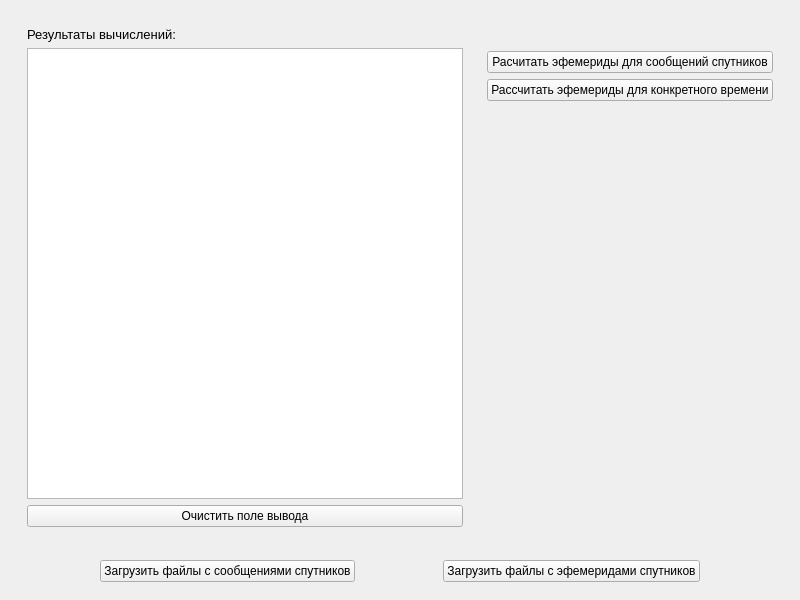
The window that Lab_1/IRTS_1/main_window.ui (StrangeIlia/IntelligentRealTimeSystem) describes before a commit, drawn with Qt 5.
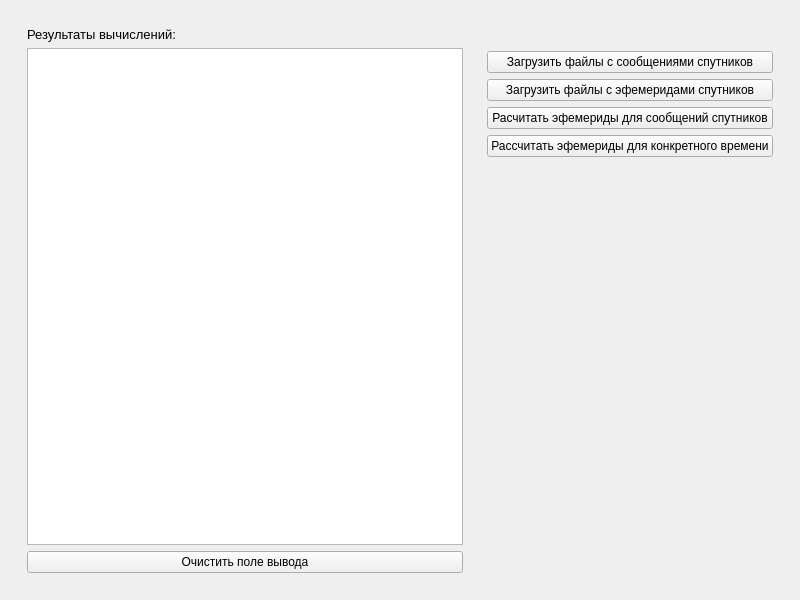
The same window after the commit.

Patch:
```diff
--- a/Lab_1/IRTS_1/main_window.ui
+++ b/Lab_1/IRTS_1/main_window.ui
@@ -65,6 +65,20 @@
             </property>
            </spacer>
           </item>
+          <item>
+           <widget class="QPushButton" name="filesWithMessages">
+            <property name="text">
+             <string>Загрузить файлы с сообщениями спутников</string>
+            </property>
+           </widget>
+          </item>
+          <item>
+           <widget class="QPushButton" name="filesWithEphemeris">
+            <property name="text">
+             <string>Загрузить файлы с эфемеридами спутников</string>
+            </property>
+           </widget>
+          </item>
           <item>
            <widget class="QPushButton" name="calcAll">
             <property name="text">
@@ -98,65 +112,6 @@
       </layout>
      </widget>
     </item>
-    <item>
-     <widget class="QWidget" name="widget" native="true">
-      <layout class="QHBoxLayout" name="horizontalLayout">
-       <item>
-        <spacer name="horizontalSpacer_2">
-         <property name="orientation">
-          <enum>Qt::Horizontal</enum>
-         </property>
-         <property name="sizeHint" stdset="0">
-          <size>
-           <width>40</width>
-           <height>20</height>
-          </size>
-         </property>
-        </spacer>
-       </item>
-       <item>
-        <widget class="QPushButton" name="filesWithMessages">
-         <property name="text">
-          <string>Загрузить файлы с сообщениями спутников</string>
-         </property>
-        </widget>
-       </item>
-       <item>
-        <spacer name="horizontalSpacer_3">
-         <property name="orientation">
-          <enum>Qt::Horizontal</enum>
-         </property>
-         <property name="sizeHint" stdset="0">
-          <size>
-           <width>40</width>
-           <height>20</height>
-          </size>
-         </property>
-        </spacer>
-       </item>
-       <item>
-        <widget class="QPushButton" name="filesWithEphemeris">
-         <property name="text">
-          <string>Загрузить файлы с эфемеридами спутников</string>
-         </property>
-        </widget>
-       </item>
-       <item>
-        <spacer name="horizontalSpacer">
-         <property name="orientation">
-          <enum>Qt::Horizontal</enum>
-         </property>
-         <property name="sizeHint" stdset="0">
-          <size>
-           <width>40</width>
-           <height>20</height>
-          </size>
-         </property>
-        </spacer>
-       </item>
-      </layout>
-     </widget>
-    </item>
    </layout>
   </widget>
  </widget>
```
